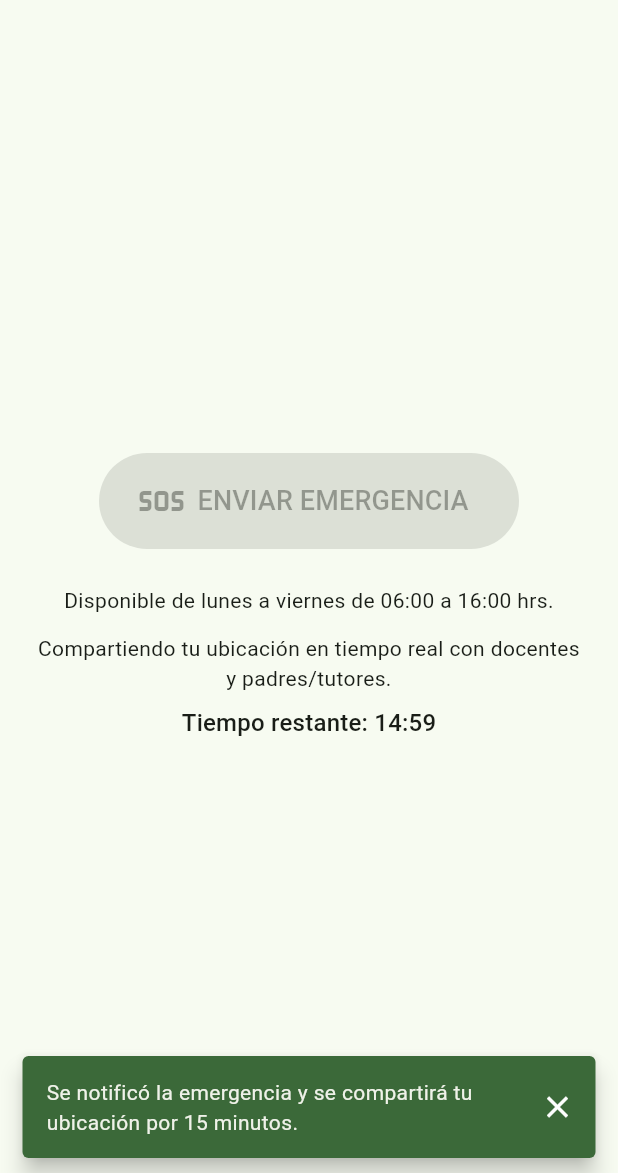
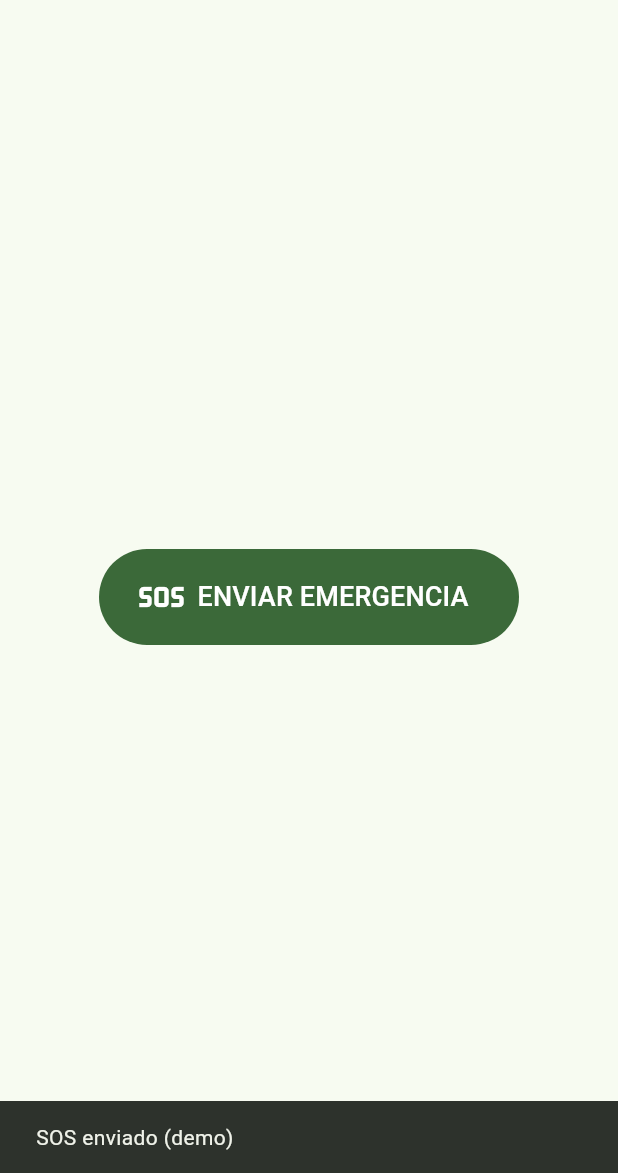
Before and after one commit to Lowerfiddie/Boton_de_emergencia, a Flutter app: the HomeScreen screen opened by its route, after a tap on "ENVIAR EMERGENCIA", on a phone screen of 412 x 824 dp, the part 63-1236 px from its top. Run offline on Flutter 3.47's test engine with Material 3 defaults, Android fonts, the phone set to English and light mode, and no system bars; our stand-ins replace google_sign_in, shared_preferences; missing offline and left inert: googleapis; accounts and stored records are empty.

Commit message:
De vuelta en el punto en que funciona la app

```diff
--- a/lib/alarm_button.dart
+++ /dev/null
@@ -1,354 +0,0 @@
-import 'dart:async';
-import 'dart:convert';
-
-import 'package:flutter/foundation.dart';
-import 'package:geolocator/geolocator.dart';
-import 'package:web_socket_channel/web_socket_channel.dart';
-import 'package:uuid/uuid.dart';
-
-/// Posibles estados del flujo del botón de emergencia.
-enum AlarmButtonStatus { idle, sending }
-
-/// Resultado de un intento de disparar la alarma.
-class AlarmTriggerResult {
-  const AlarmTriggerResult.success(this.message)
-      : success = true,
-        error = null;
-
-  const AlarmTriggerResult.failure(this.error)
-      : success = false,
-        message = null;
-
-  final bool success;
-  final String? message;
-  final String? error;
-}
-
-/// Excepción controlada para comunicar errores al usuario final.
-class AlarmButtonException implements Exception {
-  AlarmButtonException(this.message);
-  final String message;
-
-  @override
-  String toString() => message;
-}
-
-/// Controlador encargado de orquestar el flujo de "ENVIAR EMERGENCIA".
-///
-/// - Valida el horario permitido (lunes a viernes de 06:00 a 16:00).
-/// - Solicita permisos de ubicación y transmite los cambios de posición
-///   en tiempo real durante 15 minutos mediante un socket WebSocket.
-/// - Genera una URL de Google Maps que pueden consumir los receptores
-///   para visualizar la ubicación dinámica del alumno.
-/// - Bloquea el botón durante el mismo lapso de 15 minutos.
-class AlarmButtonController extends ChangeNotifier {
-  AlarmButtonController({
-    Uri? socketUrl,
-    Duration? streamingDuration,
-    LocationSettings? locationSettings,
-  })  : socketUrl = socketUrl ?? _defaultSocketUrl,
-        streamingDuration = streamingDuration ?? const Duration(minutes: 15),
-        locationSettings = locationSettings ??
-            const LocationSettings(
-              accuracy: LocationAccuracy.best,
-              distanceFilter: 5,
-            );
-
-  /// URL del backend encargado de distribuir la alerta.
-  final Uri socketUrl;
-
-  /// Duración total de la sesión de ubicación/tiempo de bloqueo del botón.
-  final Duration streamingDuration;
-
-  /// Configuración usada para escuchar cambios de ubicación.
-  final LocationSettings locationSettings;
-
-  AlarmButtonStatus _status = AlarmButtonStatus.idle;
-  String? _lastError;
-  DateTime? _cooldownUntil;
-  Timer? _cooldownTicker;
-  Timer? _sessionTimer;
-  WebSocketChannel? _channel;
-  StreamSubscription<Position>? _positionSub;
-  String? _activeSessionId;
-
-  static final Uri _defaultSocketUrl = Uri.parse('wss://example.com/emergency');
-
-  /// Último mensaje de error presentado por el controlador.
-  String? get lastError => _lastError;
-
-  /// Estatus actual del flujo.
-  AlarmButtonStatus get status => _status;
-
-  /// Indica si ya existe una sesión activa.
-  bool get isSending => _status == AlarmButtonStatus.sending;
-
-  /// Indica si el botón se encuentra temporalmente bloqueado.
-  bool get isOnCooldown =>
-      _cooldownUntil != null && DateTime.now().isBefore(_cooldownUntil!);
-
-  /// Tiempo restante del bloqueo.
-  Duration? get cooldownRemaining {
-    if (!isOnCooldown || _cooldownUntil == null) {
-      return null;
-    }
-    final remaining = _cooldownUntil!.difference(DateTime.now());
-    if (remaining.isNegative) {
-      return null;
-    }
-    return remaining;
-  }
-
-  /// Determina si el flujo puede ejecutarse en este momento.
-  bool get canTrigger =>
-      !isSending && !isOnCooldown && _isWithinAllowedSchedule(DateTime.now());
-
-  /// Indica si el horario actual se encuentra dentro de la ventana permitida.
-  bool get isWithinScheduleNow => _isWithinAllowedSchedule(DateTime.now());
-
-  /// Inicia el flujo completo de alerta.
-  Future<AlarmTriggerResult> trigger(Map<String, String?> session) async {
-    final now = DateTime.now();
-    if (!_isWithinAllowedSchedule(now)) {
-      const message =
-          'El botón solo está disponible de lunes a viernes de 06:00 a 16:00.';
-      _registerError(message);
-      return const AlarmTriggerResult.failure(message);
-    }
-
-    if (isOnCooldown) {
-      final remaining = cooldownRemaining;
-      final message = remaining == null
-          ? 'Debes esperar antes de volver a enviar una emergencia.'
-          : 'Debes esperar ${_formatDuration(remaining)} para volver a usar el botón.';
-      _registerError(message);
-      return AlarmTriggerResult.failure(message);
-    }
-
-    if (isSending) {
-      const message = 'Ya existe una sesión de emergencia en curso.';
-      _registerError(message);
-      return const AlarmTriggerResult.failure(message);
-    }
-
-    try {
-      await _ensureLocationPermission();
-    } on AlarmButtonException catch (e) {
-      _registerError(e.message);
-      return AlarmTriggerResult.failure(e.message);
-    } catch (e) {
-      final message = 'No fue posible obtener la ubicación: $e';
-      _registerError(message);
-      return AlarmTriggerResult.failure(message);
-    }
-
-    _status = AlarmButtonStatus.sending;
-    _lastError = null;
-    notifyListeners();
-
-    try {
-      final channel = WebSocketChannel.connect(socketUrl);
-      _channel = channel;
-      final sessionId = const Uuid().v4();
-      _activeSessionId = sessionId;
-
-      final expiresAt = DateTime.now().add(streamingDuration);
-      _cooldownUntil = expiresAt;
-      _startCooldownTicker();
-
-      channel.sink.add(jsonEncode({
-        'type': 'alarm:init',
-        'sessionId': sessionId,
-        'userId': session['userId'],
-        'displayName': session['displayName'],
-        'email': session['email'],
-        'phone': session['phone'],
-        'role': session['role'],
-        'recipients': const ['docente', 'padre_tutor'],
-        'expiresAt': expiresAt.toIso8601String(),
-      }));
-
-      _positionSub = Geolocator.getPositionStream(locationSettings: locationSettings)
-          .listen(
-        (position) {
-          _sendLocationUpdate(position);
-        },
-        onError: (Object error, StackTrace stackTrace) {
-          _registerError('Error obteniendo la ubicación: $error');
-          _finishSession();
-        },
-      );
-
-      _sessionTimer = Timer(streamingDuration, () {
-        _finishSession(releaseCooldown: true);
-      });
-
-      return const AlarmTriggerResult.success(
-        'Se notificó la emergencia y se compartirá tu ubicación por 15 minutos.',
-      );
-    } catch (e) {
-      _registerError('No fue posible conectarse con el servidor de emergencias: $e');
-      _tearDownActiveSession(resetCooldown: true);
-      return AlarmTriggerResult.failure(lastError ?? e.toString());
-    }
-  }
-
-  /// Cancela todos los recursos activos y cierra la sesión en curso.
-  void _finishSession({bool releaseCooldown = false}) {
-    _sendSessionEnded();
-    _tearDownActiveSession(resetCooldown: releaseCooldown);
-    if (!releaseCooldown && _cooldownUntil != null) {
-      _startCooldownTicker();
-    }
-    notifyListeners();
-  }
-
-  void _sendLocationUpdate(Position position) {
-    final sessionId = _activeSessionId;
-    final channel = _channel;
-    if (sessionId == null || channel == null) {
-      return;
-    }
-
-    final mapUrl = _buildGoogleMapsUrl(position.latitude, position.longitude);
-
-    channel.sink.add(jsonEncode({
-      'type': 'alarm:location',
-      'sessionId': sessionId,
-      'lat': position.latitude,
-      'lng': position.longitude,
-      'accuracy': position.accuracy,
-      'timestamp': DateTime.now().toIso8601String(),
-      'mapUrl': mapUrl,
-    }));
-  }
-
-  void _sendSessionEnded() {
-    final sessionId = _activeSessionId;
-    final channel = _channel;
-    if (sessionId == null || channel == null) {
-      return;
-    }
-    try {
-      channel.sink.add(jsonEncode({
-        'type': 'alarm:ended',
-        'sessionId': sessionId,
-        'timestamp': DateTime.now().toIso8601String(),
-      }));
-    } catch (_) {
-      // Ignorar errores al cerrar la sesión.
-    }
-  }
-
-  void _tearDownActiveSession({required bool resetCooldown}) {
-    _positionSub?.cancel();
-    _positionSub = null;
-    _sessionTimer?.cancel();
-    _sessionTimer = null;
-
-    try {
-      _channel?.sink.close();
-    } catch (_) {
-      // Ignorar errores de cierre.
-    }
-    _channel = null;
-    _activeSessionId = null;
-
-    if (resetCooldown) {
-      _cooldownUntil = null;
-    }
-    _stopCooldownTicker();
-    _status = AlarmButtonStatus.idle;
-  }
-
-  Future<void> _ensureLocationPermission() async {
-    final serviceEnabled = await Geolocator.isLocationServiceEnabled();
-    if (!serviceEnabled) {
-      throw AlarmButtonException(
-        'Activa los servicios de ubicación para enviar una emergencia.',
-      );
-    }
-
-    var permission = await Geolocator.checkPermission();
-    if (permission == LocationPermission.denied) {
-      permission = await Geolocator.requestPermission();
-    }
-
-    if (permission == LocationPermission.denied ||
-        permission == LocationPermission.deniedForever) {
-      throw AlarmButtonException(
-        'La aplicación necesita permiso de ubicación para continuar.',
-      );
-    }
-  }
-
-  bool _isWithinAllowedSchedule(DateTime now) {
-    const allowedWeekdays = <int>{
-      DateTime.monday,
-      DateTime.tuesday,
-      DateTime.wednesday,
-      DateTime.thursday,
-      DateTime.friday,
-    };
-
-    if (!allowedWeekdays.contains(now.weekday)) {
-      return false;
-    }
-
-    final start = DateTime(now.year, now.month, now.day, 6);
-    final end = DateTime(now.year, now.month, now.day, 16);
-
-    if (now.isBefore(start)) {
-      return false;
-    }
-
-    if (!now.isBefore(end)) {
-      return false;
-    }
-
-    return true;
-  }
-
-  void _startCooldownTicker() {
-    _cooldownTicker?.cancel();
-    if (_cooldownUntil == null) {
-      return;
-    }
-    _cooldownTicker = Timer.periodic(const Duration(seconds: 1), (_) {
-      if (!isOnCooldown) {
-        _stopCooldownTicker();
-      }
-      notifyListeners();
-    });
-  }
-
-  void _stopCooldownTicker() {
-    _cooldownTicker?.cancel();
-    _cooldownTicker = null;
-  }
-
-  void _registerError(String message) {
-    _lastError = message;
-    notifyListeners();
-  }
-
-  static String _formatDuration(Duration duration) {
-    final minutes = duration.inMinutes.remainder(60).toString().padLeft(2, '0');
-    final seconds = duration.inSeconds.remainder(60).toString().padLeft(2, '0');
-    final hours = duration.inHours;
-    if (hours > 0) {
-      return '${hours.toString().padLeft(2, '0')}:$minutes:$seconds';
-    }
-    return '$minutes:$seconds';
-  }
-
-  static String _buildGoogleMapsUrl(double lat, double lng) {
-    return 'https://www.google.com/maps/search/?api=1&query=$lat,$lng';
-  }
-
-  @override
-  void dispose() {
-    _tearDownActiveSession(resetCooldown: true);
-    super.dispose();
-  }
-}
--- a/lib/home_screen.dart
+++ b/lib/home_screen.dart
@@ -1,7 +1,6 @@
 import 'package:flutter/material.dart';
 import 'session_manager.dart';
 import 'auth.dart'; // para googleSignIn
-import 'alarm_button.dart';
 import 'dart:convert';
 import 'package:shared_preferences/shared_preferences.dart';
 import 'package:http/http.dart' as http;
@@ -166,7 +165,14 @@ class _HomeScreenState extends State<HomeScreen> {
             phone: phone,
             provider: provider,
           ),
-          EmergenciaPage(session: _session),
+          EmergenciaPage(
+            onTrigger: () {
+              // Aquí conectarás permisos de ubicación + envío a Sheets/Apps Script
+              ScaffoldMessenger.of(context).showSnackBar(
+                const SnackBar(content: Text('SOS enviado (demo)')),
+              );
+            },
+          ),
           const ContactosPage(), // con persistencia local
         ],
       ),
@@ -267,136 +273,26 @@ class PerfilPage extends StatelessWidget {
   }
 }
 
-class EmergenciaPage extends StatefulWidget {
-  const EmergenciaPage({super.key, required this.session});
-
-  final Map<String, String?> session;
-
-  @override
-  State<EmergenciaPage> createState() => _EmergenciaPageState();
-}
-
-class _EmergenciaPageState extends State<EmergenciaPage> {
-  late final AlarmButtonController _controller;
-
-  @override
-  void initState() {
-    super.initState();
-    _controller = AlarmButtonController()..addListener(_onControllerChanged);
-  }
-
-  void _onControllerChanged() {
-    if (mounted) {
-      setState(() {});
-    }
-  }
-
-  @override
-  void dispose() {
-    _controller.removeListener(_onControllerChanged);
-    _controller.dispose();
-    super.dispose();
-  }
-
-  Future<void> _handleTrigger() async {
-    final result = await _controller.trigger(widget.session);
-    if (!mounted) return;
-    final theme = Theme.of(context);
-    final backgroundColor = result.success
-        ? theme.colorScheme.primary
-        : theme.colorScheme.error;
-    final textColor = result.success
-        ? theme.colorScheme.onPrimary
-        : theme.colorScheme.onError;
-    final message = result.success
-        ? result.message ?? 'Emergencia enviada correctamente.'
-        : result.error ?? 'No se pudo enviar la emergencia.';
-
-    ScaffoldMessenger.of(context).showSnackBar(
-      SnackBar(
-        content: Text(message),
-        backgroundColor: backgroundColor,
-        behavior: SnackBarBehavior.floating,
-        duration: const Duration(seconds: 4),
-        showCloseIcon: true,
-        closeIconColor: textColor,
-      ),
-    );
-  }
+class EmergenciaPage extends StatelessWidget {
+  const EmergenciaPage({super.key, required this.onTrigger});
+  final VoidCallback onTrigger;
 
   @override
   Widget build(BuildContext context) {
-    final cooldown = _controller.cooldownRemaining;
-    final scheduleAvailable = _controller.isWithinScheduleNow;
-    final lastError = _controller.lastError;
-
     return SafeArea(
       minimum: const EdgeInsets.all(24),
       child: Center(
-        child: Column(
-          mainAxisSize: MainAxisSize.min,
-          children: [
-            FilledButton.icon(
+        child: FilledButton.icon(
           icon: const Icon(Icons.sos, size: 32),
           label: const Padding(
             padding: EdgeInsets.symmetric(vertical: 16.0),
             child: Text('ENVIAR EMERGENCIA', style: TextStyle(fontSize: 18)),
           ),
-              onPressed: _controller.canTrigger ? _handleTrigger : null,
+          onPressed: onTrigger,
           style: FilledButton.styleFrom(minimumSize: const Size(280, 64)),
-            ),
-            const SizedBox(height: 24),
-            Text(
-              'Disponible de lunes a viernes de 06:00 a 16:00 hrs.',
-              style: Theme.of(context).textTheme.bodyMedium,
-              textAlign: TextAlign.center,
-            ),
-            const SizedBox(height: 12),
-            if (_controller.isSending)
-              const Text(
-                'Compartiendo tu ubicación en tiempo real con docentes y padres/tutores.',
-                textAlign: TextAlign.center,
-              ),
-            if (cooldown != null)
-              Padding(
-                padding: const EdgeInsets.only(top: 8),
-                child: Text(
-                  'Tiempo restante: ${_formatDuration(cooldown)}',
-                  style: Theme.of(context).textTheme.titleMedium,
-                ),
-              ),
-            if (!scheduleAvailable && !_controller.isSending && !_controller.isOnCooldown)
-              Padding(
-                padding: const EdgeInsets.only(top: 8),
-                child: Text(
-                  'El botón se activará automáticamente en el siguiente horario disponible.',
-                  textAlign: TextAlign.center,
-                  style: TextStyle(color: Theme.of(context).colorScheme.outline),
-                ),
-              ),
-            if (lastError != null)
-              Padding(
-                padding: const EdgeInsets.only(top: 16),
-                child: Text(
-                  lastError,
-                  style: TextStyle(color: Theme.of(context).colorScheme.error),
-                  textAlign: TextAlign.center,
-                ),
-              ),
-          ],
         ),
       ),
     );
-  }
-
-  static String _formatDuration(Duration duration) {
-    final minutes = duration.inMinutes.remainder(60).toString().padLeft(2, '0');
-    final seconds = duration.inSeconds.remainder(60).toString().padLeft(2, '0');
-    final hours = duration.inHours;
-    if (hours > 0) {
-      return '${hours.toString().padLeft(2, '0')}:$minutes:$seconds';
-    }
-    return '$minutes:$seconds';
   }
 }
 
--- a/pubspec.yaml
+++ b/pubspec.yaml
@@ -24,8 +24,6 @@ dependencies:
   http: ^1.2.2
   shared_preferences: ^2.2.3
   uuid: ^4.4.0
-  geolocator: ^11.1.0
-  web_socket_channel: ^2.4.0
 
   # The following adds the Cupertino Icons font to your application.
   # Use with the CupertinoIcons class for iOS style icons.
```
Also changed, not shown: pubspec.lock, 2 other files. Lines whose indentation alone changed are shown as unchanged.
